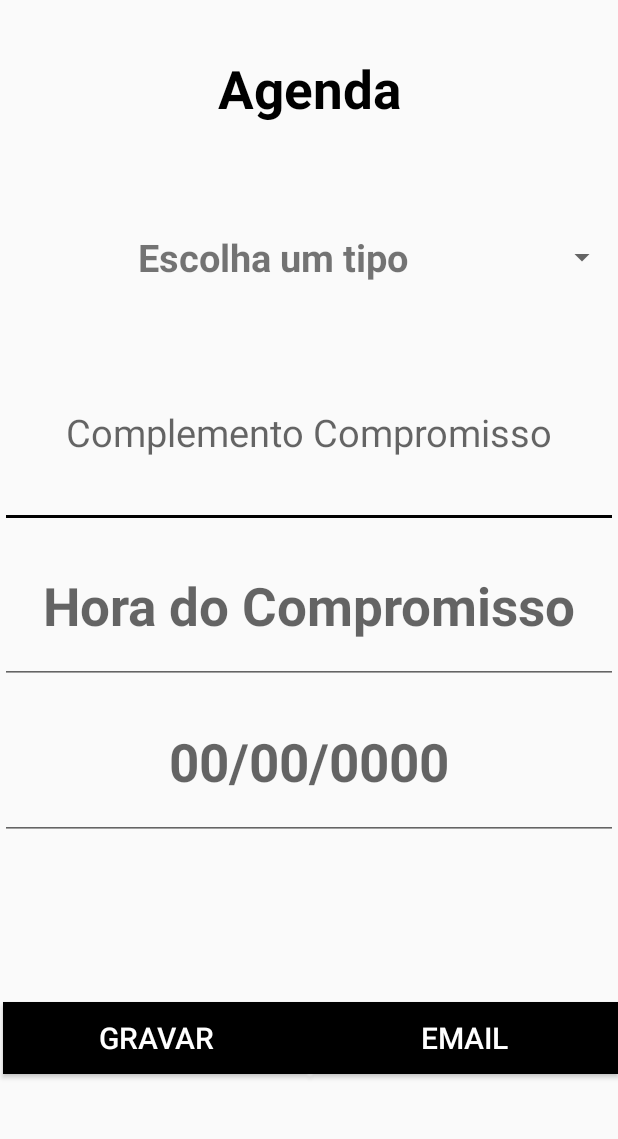
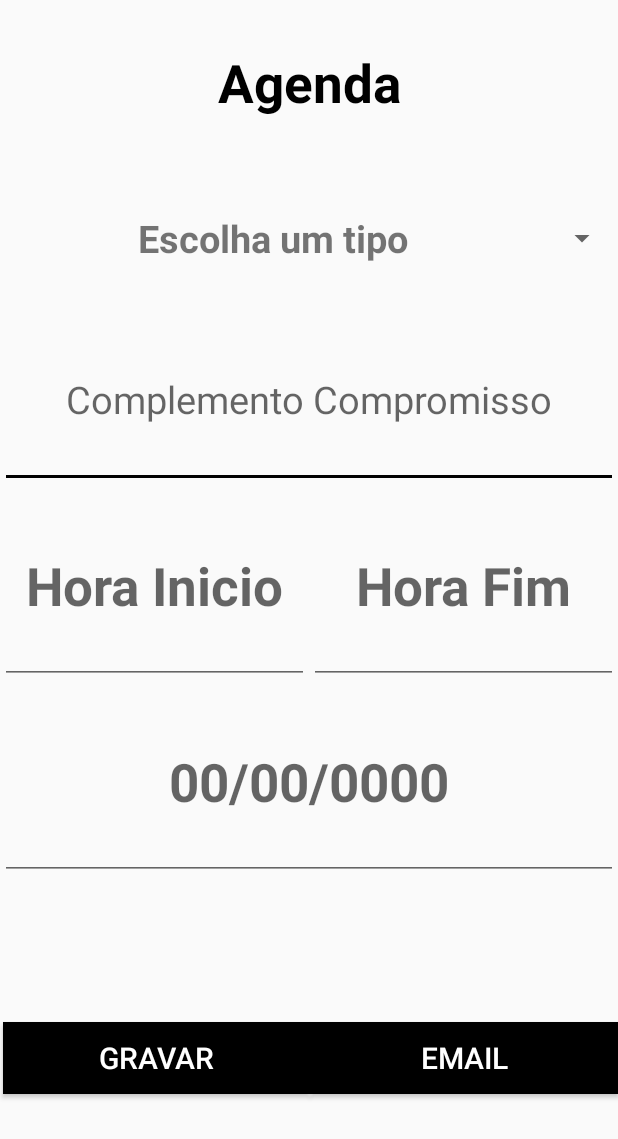
Before and after one commit to ersanbr/Android, an Android app: the AgendaActivity screen opened directly, with no data from a screen before it, on a phone screen of 412 x 824 dp. Shown: the top 1139 px of the screen. Run offline under Robolectric (Android 15) with nearby library versions, the phone set to English and light mode, and no system bars; plain views replace MaskedEditText.

```diff
--- a/AgendaProjetoFinal/app/src/main/java/com/example/ersan/agenda/dal/Contrato.java
+++ b/AgendaProjetoFinal/app/src/main/java/com/example/ersan/agenda/dal/Contrato.java
@@ -15,6 +15,7 @@ public final class Contrato {
         public static final String NOME_DA_COLUNA_TIPO = "CompromissoTipo";
         public static final String NOME_DA_COLUNA_DESCRICAO = "CompromissoDescricao";
         public static final String NOME_DA_COLUNA_HORA = "CompromissoHora";
+        public static final String NOME_DA_COLUNA_HORA_FIM = "CompromissoHoraFim";
         public static final String NOME_DA_COLUNA_DATA = "CompromissoData";
     }
 }
--- a/AgendaProjetoFinal/app/src/main/java/com/example/ersan/agenda/util/ArrayAdapterCompromissos.java
+++ b/AgendaProjetoFinal/app/src/main/java/com/example/ersan/agenda/util/ArrayAdapterCompromissos.java
@@ -22,7 +22,7 @@ public class ArrayAdapterCompromissos extends ArrayAdapter{
 
     Context context;
     List<Compromisso> compromissos;
-    TextView txtTipo, txtHora, txtComplemento, txtId, txtData;
+    TextView txtTipo, txtHora, txtHoraFim, txtComplemento, txtId, txtData;
 
     public ArrayAdapterCompromissos(Context context, List<Compromisso> compromissos){
         //Necessário devido a extensão ArrayAdapter
@@ -48,12 +48,14 @@ public class ArrayAdapterCompromissos extends ArrayAdapter{
         txtId = (TextView) convertView.findViewById(R.id.txtIdCompromisso);
         txtTipo = (TextView) convertView.findViewById(R.id.txtTipo);
         txtHora = (TextView) convertView.findViewById(R.id.txtHora);
+        txtHoraFim = (TextView) convertView.findViewById(R.id.txtHoraFim);
         txtComplemento = (TextView) convertView.findViewById(R.id.txtComplemento);
 
         txtData.setText(compromisso.getData());
         txtId.setText(String.valueOf(compromisso.getId()));
         txtTipo.setText(compromisso.getTipo());
         txtHora.setText(compromisso.getHora());
+        txtHoraFim.setText(compromisso.getHoraFim());
         txtComplemento.setText(compromisso.getComplemento());
 
         convertView.setOnClickListener(new View.OnClickListener(){
@@ -71,6 +73,7 @@ public class ArrayAdapterCompromissos extends ArrayAdapter{
                 intent.putExtra("CompromissoTipo", compromisso.getTipo());
                 intent.putExtra("CompromissoComplmento",compromisso.getComplemento());
                 intent.putExtra("CompromissoHora", compromisso.getHora());
+                intent.putExtra("CompromissoHoraFim",compromisso.getHoraFim());
 //                Intent intent = new Intent(context, AgendaActivity.class);
 //                intent.putExtra("CompromissoId", txtId.getText());
 //                intent.putExtra("CompromissoTipo", txtTipo.getText());
--- a/AgendaProjetoFinal/app/src/main/java/com/example/ersan/agenda/view/AgendaActivity.java
+++ b/AgendaProjetoFinal/app/src/main/java/com/example/ersan/agenda/view/AgendaActivity.java
@@ -31,7 +31,7 @@ import java.util.List;
 
 public class AgendaActivity extends AppCompatActivity {
 
-    EditText edtCompromissoComplmento, edtCompromissoHora, edtCompromissoData;
+    EditText edtCompromissoComplmento, edtCompromissoHora, edtCompromissoHoraFim, edtCompromissoData;
     Button btnGravar, btnEditar, btnEmail, btnApagar;
     Spinner spnTipoCompromisso;
     String idCompromisso;
@@ -45,6 +45,7 @@ public class AgendaActivity extends AppCompatActivity {
         edtCompromissoData = (EditText) findViewById(R.id.edtCompromissoData);
         edtCompromissoComplmento = (EditText) findViewById(R.id.edtCompromissoComplmento);
         edtCompromissoHora = (EditText) findViewById(R.id.edtCompromissoHora);
+        edtCompromissoHoraFim = (EditText) findViewById(R.id.edtCompromissoHoraFim);
         spnTipoCompromisso = (Spinner) findViewById(R.id.spnTipoCompromisso);
 
         ArrayAdapter<CharSequence> adapter = ArrayAdapter.createFromResource(this, R.array.tipoCompromissos_array,
@@ -62,6 +63,7 @@ public class AgendaActivity extends AppCompatActivity {
         String tipo = getIntent().getStringExtra("CompromissoTipo");
         String complemento = getIntent().getStringExtra("CompromissoComplmento");
         String hora = getIntent().getStringExtra("CompromissoHora");
+        String horaFim = getIntent().getStringExtra("CompromissoHoraFim");
 
         if (tipo != null && complemento != null && hora != null && data != null){
             edtCompromissoData.setText(data);
@@ -70,6 +72,8 @@ public class AgendaActivity extends AppCompatActivity {
             spnTipoCompromisso.setEnabled(false);
             edtCompromissoHora.setText(hora);
             edtCompromissoHora.setEnabled(false);
+            edtCompromissoHoraFim.setText(horaFim);
+            edtCompromissoHoraFim.setEnabled(false);
             edtCompromissoComplmento.setText(complemento);
             edtCompromissoComplmento.setEnabled(false);
             btnEditar.setVisibility(View.VISIBLE);
@@ -107,6 +111,7 @@ public class AgendaActivity extends AppCompatActivity {
                                     com.setTipo(spnTipoCompromisso.getSelectedItem().toString());
                                     com.setComplemento(edtCompromissoComplmento.getText().toString());
                                     com.setHora(edtCompromissoHora.getText().toString());
+                                    com.setHoraFim(edtCompromissoHoraFim.getText().toString());
                                     CompromissosDal.adicionaCompromisso(AgendaActivity.this, com);
                                 } else {
                                     DateFormat inputFormat = new SimpleDateFormat("dd/MM/yyyy");
@@ -123,6 +128,7 @@ public class AgendaActivity extends AppCompatActivity {
                                     com.setTipo(spnTipoCompromisso.getSelectedItem().toString());
                                     com.setComplemento(edtCompromissoComplmento.getText().toString());
                                     com.setHora(edtCompromissoHora.getText().toString());
+                                    com.setHoraFim(edtCompromissoHoraFim.getText().toString());
                                     com.setId(Integer.parseInt(idCompromisso));
 
                                     List<Compromisso> compromissos = CompromissosDal.listarCompromissos(AgendaActivity.this);
@@ -202,7 +208,8 @@ public class AgendaActivity extends AppCompatActivity {
 
         String conteudo = "Compromisso: " + edtCompromissoComplmento.getText().toString() +
                 "\n Tipo: " + spnTipoCompromisso.getSelectedItem().toString() +
-                "\n Hora: " + edtCompromissoHora.getText().toString();
+                "\n Hora: " + edtCompromissoHora.getText().toString() +
+                "\n Hora Fim: " + edtCompromissoHoraFim.getText().toString();
 
         Intent intent = new Intent(Intent.ACTION_SENDTO);
         intent.setType("text/plain");
@@ -216,6 +223,7 @@ public class AgendaActivity extends AppCompatActivity {
     public void btnEditarClick(View view) {
         spnTipoCompromisso.setEnabled(true);
         edtCompromissoHora.setEnabled(true);
+        edtCompromissoHoraFim.setEnabled(true);
         edtCompromissoComplmento.setEnabled(true);
         edtCompromissoData.setEnabled(true);
         edicao = true;
--- a/AgendaProjetoFinal/app/src/main/res/layout/activity_agenda.xml
+++ b/AgendaProjetoFinal/app/src/main/res/layout/activity_agenda.xml
@@ -69,64 +69,41 @@
         android:layout_height="wrap_content"
         android:layout_weight="1"
         android:gravity="center"
-        android:orientation="vertical">
+        android:orientation="horizontal">
 
-<!--        <EditText
-            android:layout_width="0dp"
-            android:layout_height="match_parent"
-            android:layout_weight="2"
-            android:gravity="center_vertical"
-            android:hint="00"
-            android:inputType="time"
-            android:textAlignment="center"
-            android:textSize="35sp"
-            android:textStyle="bold" />
 
         <EditText
-            android:layout_width="0dp"
+            android:id="@+id/edtCompromissoHora"
+            android:layout_width="match_parent"
             android:layout_height="match_parent"
             android:layout_weight="1"
             android:gravity="center_vertical"
-            android:text=":"
+            android:hint="Hora Inicio"
             android:inputType="time"
             android:textAlignment="center"
             android:textSize="35sp"
             android:textStyle="bold"/>
 
         <EditText
-            android:layout_width="0dp"
-            android:layout_height="match_parent"
-            android:layout_weight="2"
-            android:gravity="center_vertical"
-            android:hint="00"
-            android:inputType="time"
-            android:textAlignment="center"
-            android:textSize="35sp"
-            android:textStyle="bold"/>-->
-
-        <EditText
-            android:id="@+id/edtCompromissoHora"
+            android:id="@+id/edtCompromissoHoraFim"
             android:layout_width="match_parent"
             android:layout_height="match_parent"
-            android:layout_weight="2"
+            android:layout_weight="1"
             android:gravity="center_vertical"
-            android:hint="Hora do Compromisso"
+            android:hint="Hora Fim"
             android:inputType="time"
             android:textAlignment="center"
             android:textSize="35sp"
             android:textStyle="bold"/>
 
-<!--        <com.github.pinball83.maskededittext.MaskedEditText
-            android:id="@+id/edtCompromissoHora"
+    </LinearLayout>
+
+        <LinearLayout
             android:layout_width="match_parent"
-            android:layout_height="match_parent"
-            android:layout_weight="2"
-            android:gravity="center_vertical"
-            android:hint="00:00"
-            android:inputType="time"
-            android:textAlignment="center"
-            android:textSize="35sp"
-            android:textStyle="bold"/>-->
+            android:layout_height="wrap_content"
+            android:layout_weight="1"
+            android:gravity="center"
+            android:orientation="vertical">
 
         <EditText
             android:id="@+id/edtCompromissoData"
--- a/ArqSoftSmallBI/app/src/main/java/com/example/ersan/arqsoftsmallbi/AsyncTaskMensagemCliente.java
+++ b/ArqSoftSmallBI/app/src/main/java/com/example/ersan/arqsoftsmallbi/AsyncTaskMensagemCliente.java
@@ -23,10 +23,11 @@ public class AsyncTaskMensagemCliente extends AsyncTask<String, String, String>
             jsonobj.put("nome", cliente.getNome());
             jsonobj.put("rg", cliente.getRg());
             jsonobj.put("cpf", cliente.getCpf());
+			jsonobj.put("telefone",cliente.getTelefone());
 
 
 			HttpClient httpclient = new DefaultHttpClient();
-			HttpPost httppostreq = new HttpPost("http://smallbi.jelasticlw.com.br/rest/smallbi/clientes/create");
+			HttpPost httppostreq = new HttpPost("http://smallbi.whelastic.net/rest/smallbi/clientes/create");
 
 			StringEntity se = new StringEntity(jsonobj.toString());
 			se.setContentType("application/json;charset=UTF-8");
--- a/ArqSoftSmallBI/app/src/main/java/com/example/ersan/arqsoftsmallbi/AsyncTaskMensagemPlano.java
+++ b/ArqSoftSmallBI/app/src/main/java/com/example/ersan/arqsoftsmallbi/AsyncTaskMensagemPlano.java
@@ -26,7 +26,7 @@ public class AsyncTaskMensagemPlano extends AsyncTask<String, String, String> {
 
 
             HttpClient httpclient = new DefaultHttpClient();
-            HttpPost httppostreq = new HttpPost("http://smallbi.jelasticlw.com.br/rest/smallbi/planos/create");
+            HttpPost httppostreq = new HttpPost("http://smallbi.whelastic.net/rest/smallbi/planos/create");
 
             StringEntity se = new StringEntity(jsonobj.toString());
             se.setContentType("application/json;charset=UTF-8");
--- a/ArqSoftSmallBI/app/src/main/java/com/example/ersan/arqsoftsmallbi/CadastraClienteActivity.java
+++ b/ArqSoftSmallBI/app/src/main/java/com/example/ersan/arqsoftsmallbi/CadastraClienteActivity.java
@@ -9,7 +9,7 @@ import android.widget.Toast;
 
 public class CadastraClienteActivity extends AppCompatActivity {
 
-    EditText edtNome, edtRG, edtCPF;
+    EditText edtNome, edtRG, edtCPF, edtTelefone;
     Button btnGravar;
     AsyncTaskMensagemCliente a = new AsyncTaskMensagemCliente();
     Cliente c = new Cliente();
@@ -22,6 +22,7 @@ public class CadastraClienteActivity extends AppCompatActivity {
         edtNome = (EditText) findViewById(R.id.edtNome);
         edtRG = (EditText) findViewById(R.id.edtRG);
         edtCPF = (EditText) findViewById(R.id.edtCPF);
+        edtTelefone = (EditText) findViewById(R.id.edtTelefone);
 
         btnGravar = (Button) findViewById(R.id.btnGravar);
 
@@ -31,6 +32,7 @@ public class CadastraClienteActivity extends AppCompatActivity {
         c.setNome(edtNome.getText().toString());
         c.setRg(edtRG.getText().toString());
         c.setCpf(edtCPF.getText().toString());
+        c.setTelefone(edtTelefone.getText().toString());
         a.setCliente(c);
 
         a.execute();
```
Also changed, not shown: AgendaProjetoFinal/app/src/main/java/com/example/ersan/agenda/dal/Banco.java (+8 -3 lines), AgendaProjetoFinal/app/src/main/java/com/example/ersan/agenda/model/Compromisso.java (+9 -0 lines), AgendaProjetoFinal/app/src/main/java/com/example/ersan/agenda/view/MainActivity.java (+9 -3 lines), AgendaProjetoFinal/app/src/main/res/layout/agenda_layout.xml (+11 -0 lines), ArqSoftSmallBI/app/src/main/java/com/example/ersan/arqsoftsmallbi/Cliente.java (+12 -0 lines), ArqSoftSmallBI/app/src/main/res/layout/activity_cadastra_cliente.xml (+34 -0 lines).
